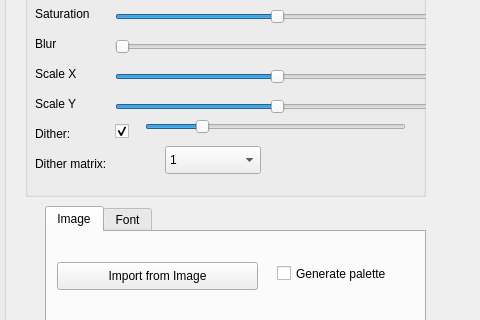
Before: the Qt Designer form dialogimport.ui in leuat/TRSE, drawn with Qt 5; both pictures show x 715 to 1195 and y 244 to 564 of the 1195 by 740 pixel window.
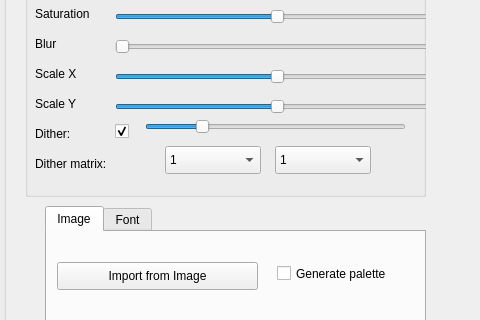
After: the same form once the commit is applied.

```diff
--- a/dialogimport.ui
+++ b/dialogimport.ui
@@ -420,6 +420,36 @@
      </property>
     </item>
    </widget>
+   <widget class="QComboBox" name="cmbDitherY">
+    <property name="geometry">
+     <rect>
+      <x>250</x>
+      <y>250</y>
+      <width>96</width>
+      <height>28</height>
+     </rect>
+    </property>
+    <item>
+     <property name="text">
+      <string>1</string>
+     </property>
+    </item>
+    <item>
+     <property name="text">
+      <string>2</string>
+     </property>
+    </item>
+    <item>
+     <property name="text">
+      <string>3</string>
+     </property>
+    </item>
+    <item>
+     <property name="text">
+      <string>4</string>
+     </property>
+    </item>
+   </widget>
   </widget>
   <widget class="QComboBox" name="cmbMC1">
    <property name="geometry">
```
Left out of the diff: 2 changed lines with no effect on the pictures.
